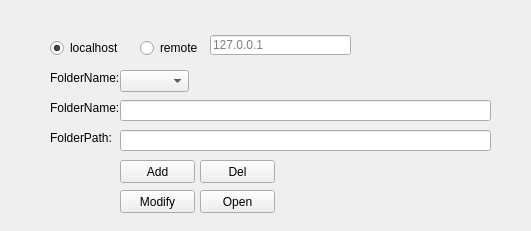
Before: the Qt Designer form opener.ui in FogSalary/folder_quick_opener, drawn with Qt 5.
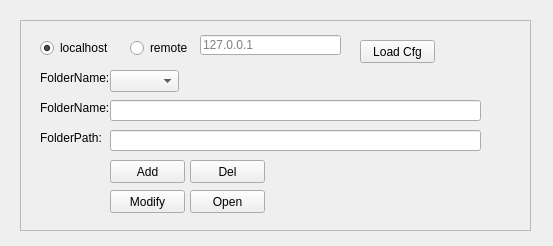
After: the same form once the commit is applied.

Commit message: add status bar and add load ini file

Patch:
```diff
--- a/opener.ui
+++ b/opener.ui
@@ -6,18 +6,72 @@
    <rect>
     <x>0</x>
     <y>0</y>
-    <width>531</width>
-    <height>231</height>
+    <width>553</width>
+    <height>246</height>
    </rect>
   </property>
   <property name="windowTitle">
    <string>Form</string>
   </property>
+  <widget class="QFrame" name="frame">
+   <property name="geometry">
+    <rect>
+     <x>20</x>
+     <y>20</y>
+     <width>511</width>
+     <height>211</height>
+    </rect>
+   </property>
+   <property name="frameShape">
+    <enum>QFrame::StyledPanel</enum>
+   </property>
+   <property name="frameShadow">
+    <enum>QFrame::Raised</enum>
+   </property>
+   <widget class="QPushButton" name="btn_load_cfg">
+    <property name="geometry">
+     <rect>
+      <x>340</x>
+      <y>20</y>
+      <width>75</width>
+      <height>23</height>
+     </rect>
+    </property>
+    <property name="text">
+     <string>Load Cfg</string>
+    </property>
+   </widget>
+   <widget class="QLabel" name="label_2">
+    <property name="geometry">
+     <rect>
+      <x>20</x>
+      <y>110</y>
+      <width>71</width>
+      <height>16</height>
+     </rect>
+    </property>
+    <property name="text">
+     <string>FolderPath: </string>
+    </property>
+   </widget>
+   <widget class="QLabel" name="label">
+    <property name="geometry">
+     <rect>
+      <x>20</x>
+      <y>80</y>
+      <width>71</width>
+      <height>16</height>
+     </rect>
+    </property>
+    <property name="text">
+     <string>FolderName: </string>
+    </property>
+   </widget>
   <widget class="QRadioButton" name="radiobtn_localhost">
    <property name="geometry">
     <rect>
-     <x>50</x>
-     <y>40</y>
+      <x>20</x>
+      <y>20</y>
      <width>89</width>
      <height>16</height>
     </rect>
@@ -29,44 +83,24 @@
     <bool>true</bool>
    </property>
   </widget>
-  <widget class="QRadioButton" name="radiobtn_remote">
+   <widget class="QPushButton" name="btn_modify">
    <property name="geometry">
     <rect>
-     <x>140</x>
-     <y>40</y>
-     <width>89</width>
-     <height>16</height>
+      <x>90</x>
+      <y>170</y>
+      <width>75</width>
+      <height>23</height>
     </rect>
    </property>
    <property name="text">
-    <string>remote</string>
-   </property>
-  </widget>
-  <widget class="QComboBox" name="cbBox_folder_name">
-   <property name="geometry">
-    <rect>
-     <x>120</x>
-     <y>70</y>
-     <width>69</width>
-     <height>22</height>
-    </rect>
-   </property>
-  </widget>
-  <widget class="QLineEdit" name="lineEdit_folder_name">
-   <property name="geometry">
-    <rect>
-     <x>120</x>
-     <y>100</y>
-     <width>371</width>
-     <height>21</height>
-    </rect>
+     <string>Modify</string>
    </property>
   </widget>
   <widget class="QPushButton" name="btn_add">
    <property name="geometry">
     <rect>
-     <x>120</x>
-     <y>160</y>
+      <x>90</x>
+      <y>140</y>
      <width>75</width>
      <height>23</height>
     </rect>
@@ -78,8 +112,8 @@
   <widget class="QLineEdit" name="lineEdit_remote_ip">
    <property name="geometry">
     <rect>
-     <x>210</x>
-     <y>35</y>
+      <x>180</x>
+      <y>15</y>
      <width>141</width>
      <height>20</height>
     </rect>
@@ -94,24 +128,24 @@
     <string>127.0.0.1</string>
    </property>
   </widget>
-  <widget class="QPushButton" name="btn_modify">
+   <widget class="QRadioButton" name="radiobtn_remote">
    <property name="geometry">
     <rect>
-     <x>120</x>
-     <y>190</y>
-     <width>75</width>
-     <height>23</height>
+      <x>110</x>
+      <y>20</y>
+      <width>89</width>
+      <height>16</height>
     </rect>
    </property>
    <property name="text">
-    <string>Modify</string>
+     <string>remote</string>
    </property>
   </widget>
   <widget class="QPushButton" name="btn_del">
    <property name="geometry">
     <rect>
-     <x>200</x>
-     <y>160</y>
+      <x>170</x>
+      <y>140</y>
      <width>75</width>
      <height>23</height>
     </rect>
@@ -120,11 +154,44 @@
     <string>Del</string>
    </property>
   </widget>
+   <widget class="QLabel" name="label_3">
+    <property name="geometry">
+     <rect>
+      <x>20</x>
+      <y>50</y>
+      <width>71</width>
+      <height>16</height>
+     </rect>
+    </property>
+    <property name="text">
+     <string>FolderName: </string>
+    </property>
+   </widget>
+   <widget class="QComboBox" name="cbBox_folder_name">
+    <property name="geometry">
+     <rect>
+      <x>90</x>
+      <y>50</y>
+      <width>69</width>
+      <height>22</height>
+     </rect>
+    </property>
+   </widget>
+   <widget class="QLineEdit" name="lineEdit_folder_name">
+    <property name="geometry">
+     <rect>
+      <x>90</x>
+      <y>80</y>
+      <width>371</width>
+      <height>21</height>
+     </rect>
+    </property>
+   </widget>
   <widget class="QPushButton" name="btn_open">
    <property name="geometry">
     <rect>
-     <x>200</x>
-     <y>190</y>
+      <x>170</x>
+      <y>170</y>
      <width>75</width>
      <height>23</height>
     </rect>
@@ -133,54 +200,16 @@
     <string>Open</string>
    </property>
   </widget>
-  <widget class="QLabel" name="label">
-   <property name="geometry">
-    <rect>
-     <x>50</x>
-     <y>100</y>
-     <width>71</width>
-     <height>16</height>
-    </rect>
-   </property>
-   <property name="text">
-    <string>FolderName: </string>
-   </property>
-  </widget>
-  <widget class="QLabel" name="label_2">
-   <property name="geometry">
-    <rect>
-     <x>50</x>
-     <y>130</y>
-     <width>71</width>
-     <height>16</height>
-    </rect>
-   </property>
-   <property name="text">
-    <string>FolderPath: </string>
-   </property>
-  </widget>
   <widget class="QLineEdit" name="lineEdit_folder_path">
    <property name="geometry">
     <rect>
-     <x>120</x>
-     <y>130</y>
+      <x>90</x>
+      <y>110</y>
      <width>371</width>
      <height>21</height>
     </rect>
    </property>
   </widget>
-  <widget class="QLabel" name="label_3">
-   <property name="geometry">
-    <rect>
-     <x>50</x>
-     <y>70</y>
-     <width>71</width>
-     <height>16</height>
-    </rect>
-   </property>
-   <property name="text">
-    <string>FolderName: </string>
-   </property>
   </widget>
  </widget>
  <resources/>
```
Lines whose indentation alone changed are shown as unchanged. The commit also changes 4 other files.
